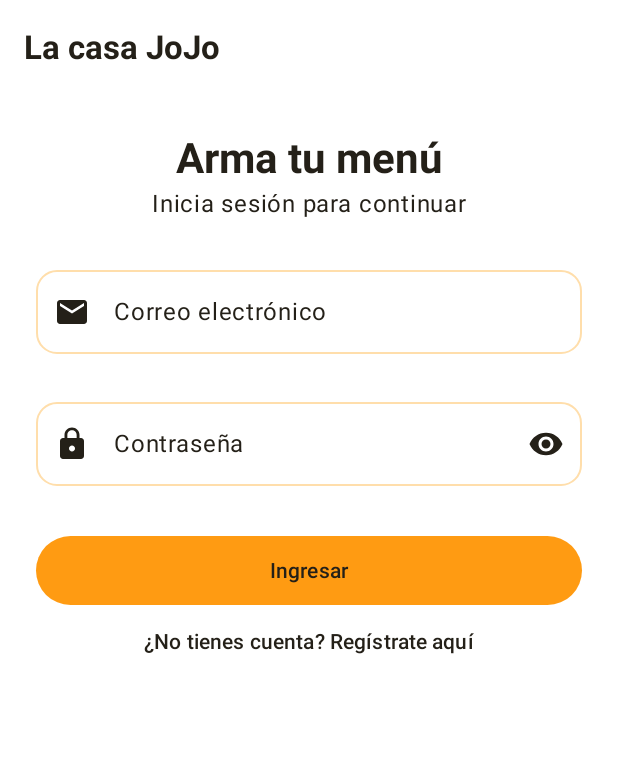
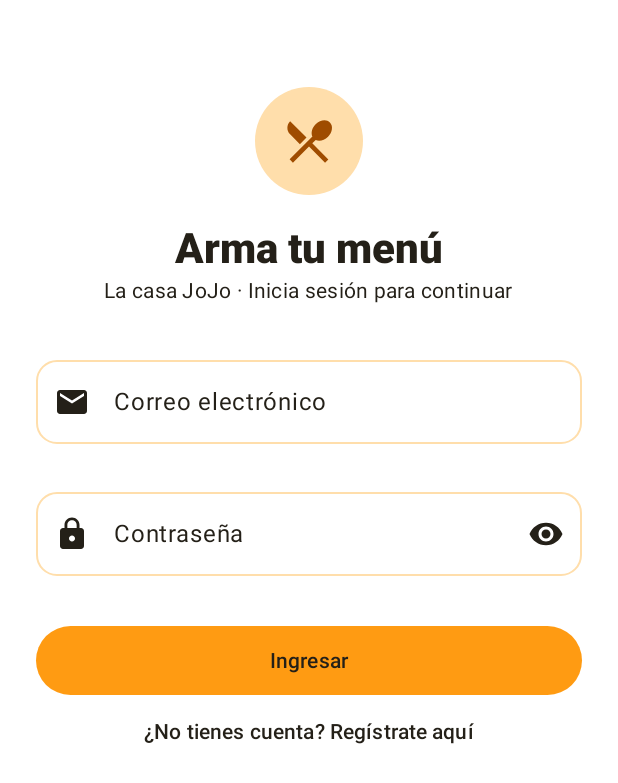
Before and after one commit to Gerard419/LaCasaJoJoSpa-App, an Android app built with Jetpack Compose: the LoginScreen screen opened through its navigation route, on a phone screen of 412 x 824 dp. Shown: the top 783 px of the screen. Run offline under Robolectric (Android 15) with nearby library versions, the phone set to English and light mode, and no system bars; 2 statements that could not run were skipped.

Commit message:
refactor: propiedades de la interfaz de Login

```diff
--- a/app/src/main/java/com/app/lacasajojo/ui/views/LoginScreen.kt
+++ b/app/src/main/java/com/app/lacasajojo/ui/views/LoginScreen.kt
@@ -4,10 +4,15 @@ import androidx.compose.foundation.layout.Arrangement
 import androidx.compose.foundation.layout.Spacer
 import androidx.compose.foundation.layout.fillMaxWidth
 import androidx.compose.foundation.layout.height
+import androidx.compose.foundation.layout.padding
+import androidx.compose.foundation.layout.size
 import androidx.compose.material.icons.Icons
 import androidx.compose.material.icons.filled.Email
 import androidx.compose.material.icons.filled.Lock
+import androidx.compose.material.icons.filled.RestaurantMenu
 import androidx.compose.material3.MaterialTheme
+import androidx.compose.material3.Icon
+import androidx.compose.material3.Surface
 import androidx.compose.material3.Scaffold
 import androidx.compose.material3.Text
 import androidx.compose.runtime.Composable
@@ -16,6 +21,8 @@ import androidx.compose.runtime.collectAsState
 import androidx.compose.runtime.getValue
 import androidx.compose.ui.Alignment
 import androidx.compose.ui.Modifier
+import androidx.compose.foundation.shape.CircleShape
+import com.app.lacasajojo.ui.theme.NaranjoOscuro
 import androidx.compose.ui.platform.LocalContext
 import androidx.compose.ui.text.font.FontWeight
 import androidx.compose.ui.text.input.KeyboardType
@@ -43,6 +50,7 @@ fun LoginScreen(
 ) {
     val estado by viewModel.estado.collectAsState()
     val cargado by viewModel.cargado.collectAsState()
+    val servidorDisponible by viewModel.servidorDisponible.collectAsState()
     val context = LocalContext.current
 
     // Ingreso correcto: navega al inicio del rol
@@ -59,19 +67,33 @@ fun LoginScreen(
         if (estado.errorGeneral != null) vibrar(context, 60)
     }
 
-    Scaffold(topBar = { BarraSuperior("La casa JoJo") }) { padding ->
+    Scaffold { padding ->
         ColumnaFormulario(
             padding = padding,
-            verticalArrangement = Arrangement.Center,
+            verticalArrangement = Arrangement.Top,
             horizontalAlignment = Alignment.CenterHorizontally
         ) {
+            Spacer(Modifier.height(34.dp))
+            Surface(shape = CircleShape, color = MaterialTheme.colorScheme.primaryContainer) {
+                Icon(
+                    Icons.Filled.RestaurantMenu,
+                    contentDescription = null,
+                    tint = NaranjoOscuro,
+                    modifier = Modifier.size(72.dp).padding(17.dp)
+                )
+            }
+            Spacer(Modifier.height(18.dp))
             Text(
                 "Arma tu menú",
                 style = MaterialTheme.typography.headlineMedium,
-                fontWeight = FontWeight.Bold
+                fontWeight = FontWeight.ExtraBold
             )
-            Text("Inicia sesión para continuar")
-            Spacer(Modifier.height(24.dp))
+            Text(
+                "La casa JoJo · Inicia sesión para continuar",
+                style = MaterialTheme.typography.bodyMedium,
+                color = MaterialTheme.colorScheme.onSurfaceVariant
+            )
+            Spacer(Modifier.height(28.dp))
 
             CampoTexto(
                 valor = estado.email,
@@ -95,6 +117,9 @@ fun LoginScreen(
             Spacer(Modifier.height(16.dp))
 
             MensajeError(estado.errorGeneral)
+            if (cargado && !servidorDisponible) {
+                MensajeError("No hay conexión con el servidor. Revisa que los microservicios estén encendidos.")
+            }
 
             BotonJoJo(
                 texto = if (cargado) "Ingresar" else "Cargando...",
```
